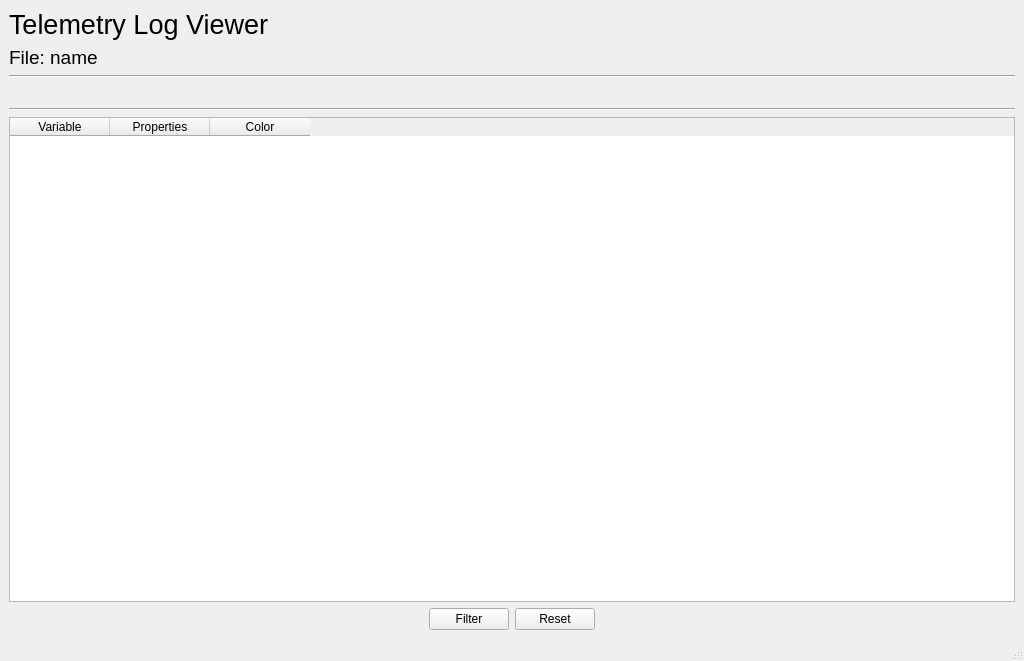
solopilot/TelemetryPlot, file ui/uiPlotView.ui: the form before one commit.
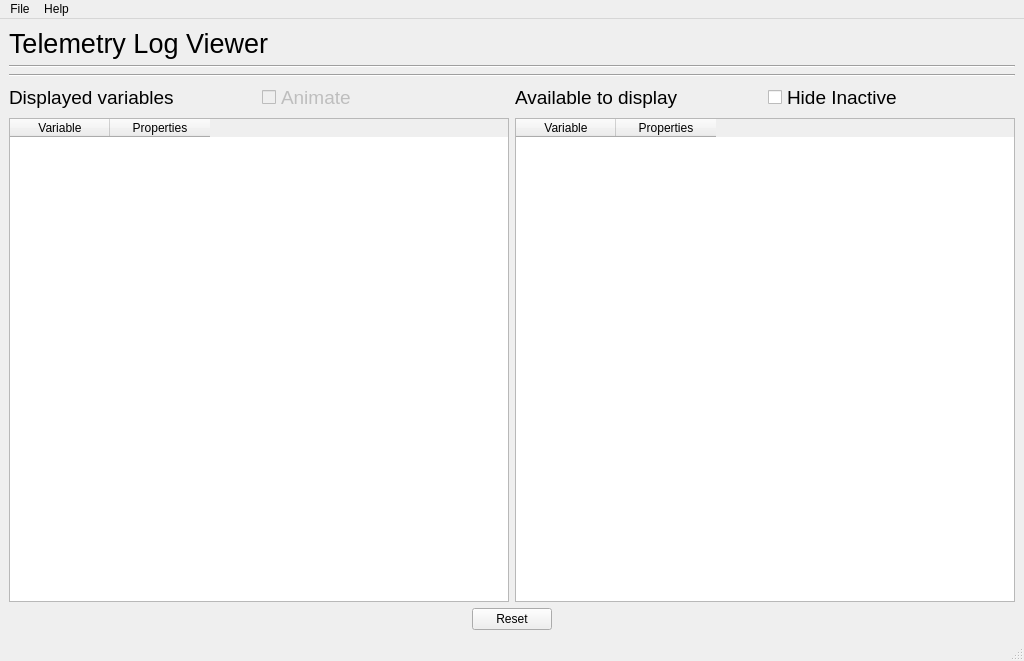
The form after the commit.

The edit to the form file:
```diff
--- a/ui/uiPlotView.ui
+++ b/ui/uiPlotView.ui
@@ -34,7 +34,7 @@
    </property>
    <layout class="QGridLayout" name="gridLayout">
     <item row="0" column="0">
-     <layout class="QVBoxLayout" name="verticalLayout">
+     <layout class="QVBoxLayout" name="verticalLayout_3">
       <item>
        <widget class="QLabel" name="labelTitle">
         <property name="sizePolicy">
@@ -54,35 +54,12 @@
        </widget>
       </item>
       <item>
-       <widget class="QLabel" name="fileProperties">
-        <property name="sizePolicy">
-         <sizepolicy hsizetype="Expanding" vsizetype="Preferred">
-          <horstretch>0</horstretch>
-          <verstretch>0</verstretch>
-         </sizepolicy>
-        </property>
-        <property name="font">
-         <font>
-          <pointsize>14</pointsize>
-         </font>
-        </property>
-        <property name="text">
-         <string>File: name</string>
-        </property>
-       </widget>
-      </item>
-      <item>
-       <widget class="Line" name="lineSeparator">
+       <widget class="Line" name="lineSeparator_3">
         <property name="orientation">
          <enum>Qt::Horizontal</enum>
         </property>
        </widget>
       </item>
-      <item>
-       <widget class="QFrame" name="frame">
-        <layout class="QVBoxLayout" name="verticalLayoutPlot"/>
-       </widget>
-      </item>
       <item>
        <layout class="QVBoxLayout" name="plotLayout"/>
       </item>
@@ -94,23 +71,115 @@
        </widget>
       </item>
       <item>
-       <widget class="QTableWidget" name="varTable">
-        <column>
-         <property name="text">
-          <string>Variable</string>
-         </property>
-        </column>
-        <column>
-         <property name="text">
-          <string>Properties</string>
-         </property>
-        </column>
-        <column>
-         <property name="text">
-          <string>Color</string>
-         </property>
-        </column>
-       </widget>
+       <layout class="QHBoxLayout" name="horizontalLayout_3">
+        <item>
+         <layout class="QVBoxLayout" name="verticalLayout_2">
+          <item>
+           <layout class="QHBoxLayout" name="horizontalLayout_2">
+            <item>
+             <widget class="QLabel" name="labelTitle_2">
+              <property name="sizePolicy">
+               <sizepolicy hsizetype="Preferred" vsizetype="Preferred">
+                <horstretch>0</horstretch>
+                <verstretch>0</verstretch>
+               </sizepolicy>
+              </property>
+              <property name="font">
+               <font>
+                <pointsize>14</pointsize>
+               </font>
+              </property>
+              <property name="text">
+               <string>Displayed variables</string>
+              </property>
+             </widget>
+            </item>
+            <item>
+             <widget class="QCheckBox" name="checkBox_2">
+              <property name="enabled">
+               <bool>false</bool>
+              </property>
+              <property name="font">
+               <font>
+                <pointsize>14</pointsize>
+               </font>
+              </property>
+              <property name="text">
+               <string>Animate</string>
+              </property>
+             </widget>
+            </item>
+           </layout>
+          </item>
+          <item>
+           <widget class="QTableWidget" name="varSelectedTable">
+            <column>
+             <property name="text">
+              <string>Variable</string>
+             </property>
+            </column>
+            <column>
+             <property name="text">
+              <string>Properties</string>
+             </property>
+            </column>
+           </widget>
+          </item>
+         </layout>
+        </item>
+        <item>
+         <layout class="QVBoxLayout" name="verticalLayout">
+          <item>
+           <layout class="QHBoxLayout" name="horizontalLayout">
+            <item>
+             <widget class="QLabel" name="labelTitle_3">
+              <property name="sizePolicy">
+               <sizepolicy hsizetype="Preferred" vsizetype="Preferred">
+                <horstretch>0</horstretch>
+                <verstretch>0</verstretch>
+               </sizepolicy>
+              </property>
+              <property name="font">
+               <font>
+                <pointsize>14</pointsize>
+               </font>
+              </property>
+              <property name="text">
+               <string>Available to display</string>
+              </property>
+             </widget>
+            </item>
+            <item>
+             <widget class="QCheckBox" name="checkBoxHideInactive">
+              <property name="font">
+               <font>
+                <pointsize>14</pointsize>
+               </font>
+              </property>
+              <property name="text">
+               <string>Hide Inactive</string>
+              </property>
+             </widget>
+            </item>
+           </layout>
+          </item>
+          <item>
+           <widget class="QTableWidget" name="varUnselectedTable">
+            <column>
+             <property name="text">
+              <string>Variable</string>
+             </property>
+            </column>
+            <column>
+             <property name="text">
+              <string>Properties</string>
+             </property>
+            </column>
+           </widget>
+          </item>
+         </layout>
+        </item>
+       </layout>
       </item>
       <item>
        <layout class="QHBoxLayout" name="horizontalLayoutButtons">
@@ -128,17 +197,7 @@
          </spacer>
         </item>
         <item>
-         <widget class="QPushButton" name="buttonAudit">
-          <property name="toolTip">
-           <string>&lt;html&gt;&lt;head/&gt;&lt;body&gt;&lt;p&gt;Review and Audit the calculation of ratings for awards&lt;/p&gt;&lt;/body&gt;&lt;/html&gt;</string>
-          </property>
-          <property name="text">
-           <string>Filter</string>
-          </property>
-         </widget>
-        </item>
-        <item>
-         <widget class="QPushButton" name="buttonCancel">
+         <widget class="QPushButton" name="buttonReset">
           <property name="toolTip">
            <string>&lt;html&gt;&lt;head/&gt;&lt;body&gt;&lt;p&gt;Return to previous screen&lt;/p&gt;&lt;/body&gt;&lt;/html&gt;</string>
           </property>
@@ -175,6 +234,25 @@
      <height>21</height>
     </rect>
    </property>
+   <widget class="QMenu" name="menuFile">
+    <property name="title">
+     <string>File</string>
+    </property>
+    <addaction name="actionOpen_File"/>
+    <addaction name="actionExit"/>
+   </widget>
+   <widget class="QMenu" name="menuHelp">
+    <property name="title">
+     <string>Help</string>
+    </property>
+    <addaction name="actionAbout"/>
+    <addaction name="actionGeneral_Help"/>
+    <addaction name="actionHelp_with_Plots"/>
+    <addaction name="separator"/>
+    <addaction name="actionHow_to_pick_your_nose"/>
+   </widget>
+   <addaction name="menuFile"/>
+   <addaction name="menuHelp"/>
   </widget>
   <widget class="QStatusBar" name="statusbar"/>
  </widget>
```
Left out of the diff: 30 changed lines with no effect on the pictures.
